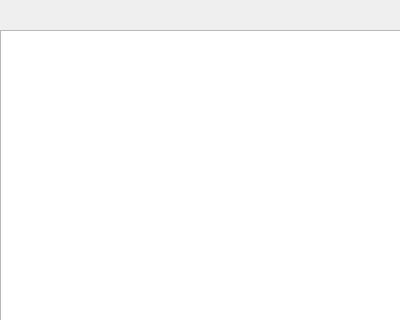
This is view/history_window.ui in 4s4v1n/ConverterSDT as Qt 5 draws it before an edit; both pictures show x 0 to 400 and y 0 to 320 of the 400 by 522 pixel window. The edited form follows.
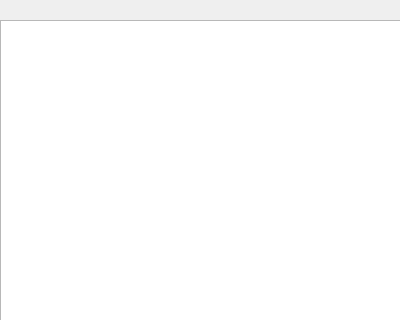
This is the edited form.

Commit message: feature: migrate to qml

Diff of the .ui file:
```diff
--- a/view/history_window.ui
+++ b/view/history_window.ui
@@ -17,9 +17,9 @@
    <property name="geometry">
     <rect>
      <x>0</x>
-     <y>30</y>
+     <y>20</y>
      <width>401</width>
-     <height>491</height>
+     <height>501</height>
     </rect>
    </property>
   </widget>
```
The commit also changes 1 other file.
